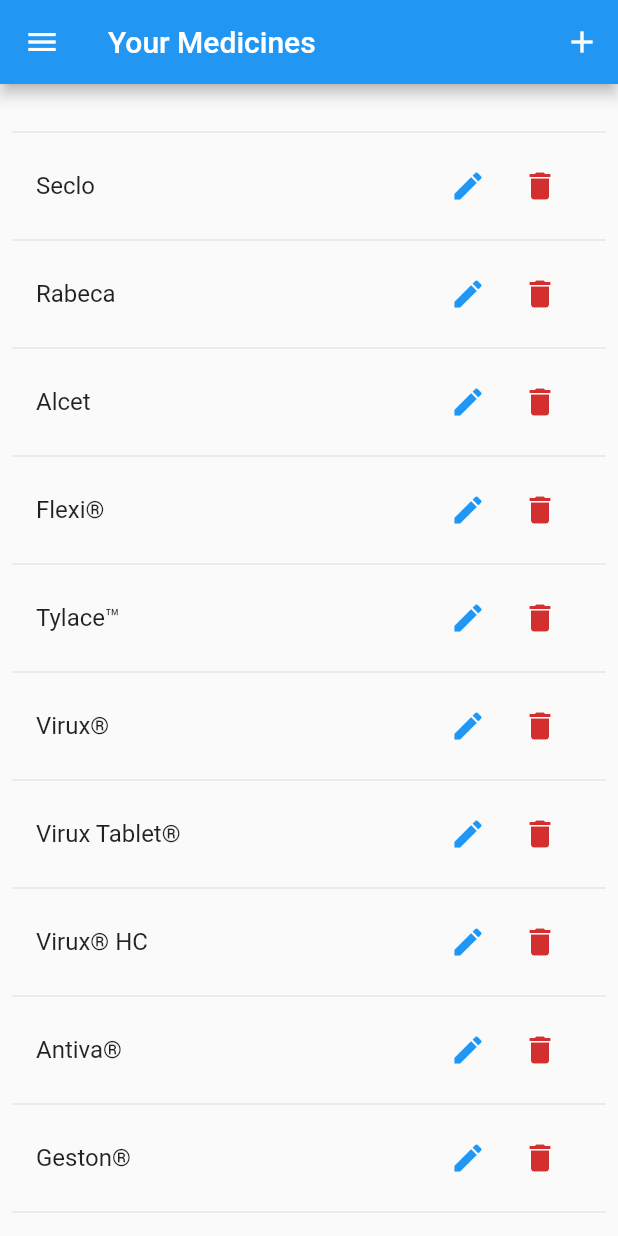
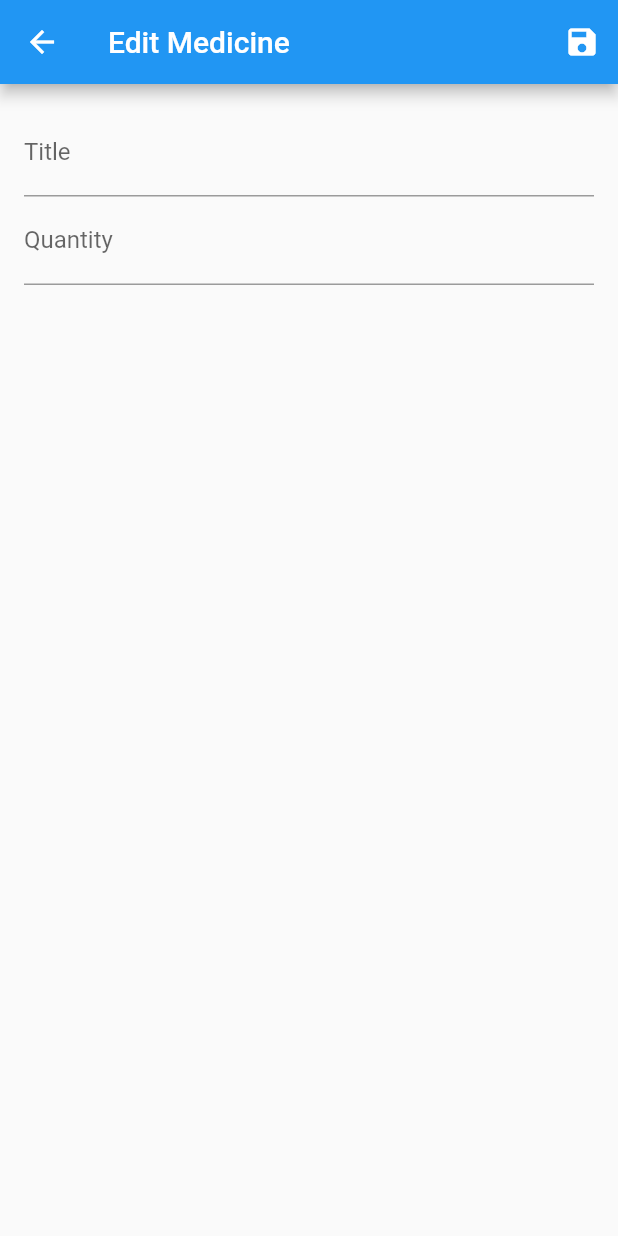
Before and after one commit to Linkonsq/Medicine-Info, a Flutter app: the UserMedicinesScreen screen opened by its route, scrolled down 40 dp, after a tap on the "add" icon, on a phone screen of 412 x 824 dp. Run offline on Flutter 3.47's test engine with Material 2 defaults, Android fonts, the phone set to English and light mode, and no system bars.

Commit message:
Adding form to add medicine

```diff
--- a/lib/main.dart
+++ b/lib/main.dart
@@ -1,6 +1,7 @@
 import 'package:flutter/material.dart';
 import 'package:medicine/providers/medicines.dart';
-import 'package:medicine/screens/info_screen.dart';
+import 'package:medicine/screens/edit_medicine_screen.dart';
+import 'package:medicine/screens/medicines_screen.dart';
 import 'package:medicine/screens/user_medicines_screen.dart';
 import 'package:provider/provider.dart';
 
@@ -17,9 +18,10 @@ class MyApp extends StatelessWidget {
         theme: ThemeData(
           primarySwatch: Colors.blue,
         ),
-        home: InfoScreen(),
+        home: MedicinesScreen(),
         routes: {
           UserMedicinesScreen.routeName: (ctx) => UserMedicinesScreen(),
+          EditMedicineScreen.routeName: (ctx) => EditMedicineScreen(),
         },
       ),
     );
--- a/lib/providers/medicines.dart
+++ b/lib/providers/medicines.dart
@@ -64,8 +64,13 @@ class Medicines with ChangeNotifier {
     return [..._items];
   }
 
-  void addMedicine() {
-    //_items.add(value);
+  void addMedicine(Medicine medicine) {
+    final newMedicine = Medicine(
+      id: DateTime.now().toString(),
+      title: medicine.title,
+      quantity: medicine.quantity,
+    );
+    _items.add(newMedicine);
     notifyListeners();
   }
 
--- /dev/null
+++ b/lib/screens/edit_medicine_screen.dart
@@ -0,0 +1,108 @@
+import 'package:flutter/material.dart';
+import 'package:medicine/providers/medicine.dart';
+import 'package:medicine/providers/medicines.dart';
+import 'package:provider/provider.dart';
+
+class EditMedicineScreen extends StatefulWidget {
+  static const routeName = '/edit-medicine';
+
+  @override
+  _EditMedicineScreenState createState() => _EditMedicineScreenState();
+}
+
+class _EditMedicineScreenState extends State<EditMedicineScreen> {
+  final _form = GlobalKey<FormState>();
+  final _quantityFocusNode = FocusNode();
+  var _editedMedicine = Medicine(
+    id: null,
+    title: '',
+    quantity: 0,
+  );
+  var _initValues = {
+    'title': '',
+    'quantity': '',
+  };
+
+  void _saveForm() {
+    final isValid = _form.currentState.validate();
+
+    if (!isValid) {
+      return;
+    }
+
+    _form.currentState.save();
+    Provider.of<Medicines>(context, listen: false).addMedicine(_editedMedicine);
+    Navigator.of(context).pop();
+  }
+
+  @override
+  Widget build(BuildContext context) {
+    return Scaffold(
+      appBar: AppBar(
+        title: Text('Edit Medicine'),
+        actions: <Widget>[
+          IconButton(
+            icon: Icon(Icons.save),
+            onPressed: _saveForm,
+          ),
+        ],
+      ),
+      body: Padding(
+        padding: const EdgeInsets.all(16.0),
+        child: Form(
+          key: _form,
+          child: ListView(
+            children: <Widget>[
+              TextFormField(
+                initialValue: _initValues['title'],
+                decoration: InputDecoration(labelText: 'Title'),
+                textInputAction: TextInputAction.next,
+                onFieldSubmitted: (_) {
+                  FocusScope.of(context).requestFocus(_quantityFocusNode);
+                },
+                validator: (value) {
+                  if (value.isEmpty) {
+                    return 'Please enter a title.';
+                  }
+                  return null;
+                },
+                onSaved: (value) {
+                  _editedMedicine = Medicine(
+                    id: _editedMedicine.id,
+                    title: value,
+                    quantity: _editedMedicine.quantity,
+                  );
+                },
+              ),
+              TextFormField(
+                initialValue: _initValues['price'],
+                decoration: InputDecoration(labelText: 'Quantity'),
+                keyboardType: TextInputType.number,
+                focusNode: _quantityFocusNode,
+                validator: (value) {
+                  if (value.isEmpty) {
+                    return 'Please enter a quantity.';
+                  }
+                  if (int.tryParse(value) == null) {
+                    return 'Please enter a valid quantity.';
+                  }
+                  if (int.parse(value) <= 0) {
+                    return 'Please enter a quantity greater than 0.';
+                  }
+                  return null;
+                },
+                onSaved: (value) {
+                  _editedMedicine = Medicine(
+                    id: _editedMedicine.id,
+                    title: _editedMedicine.title,
+                    quantity: int.parse(value),
+                  );
+                },
+              ),
+            ],
+          ),
+        ),
+      ),
+    );
+  }
+}
--- a/lib/screens/info_screen.dart
+++ b/lib/screens/medicines_screen.dart
@@ -5,14 +5,14 @@ import 'package:medicine/providers/medicines.dart';
 import 'package:medicine/widgets/app_drawer.dart';
 import 'package:provider/provider.dart';
 
-class InfoScreen extends StatefulWidget {
+class MedicinesScreen extends StatefulWidget {
   static String id = 'info_screen';
 
   @override
-  _InfoScreenState createState() => _InfoScreenState();
+  _MedicinesScreenState createState() => _MedicinesScreenState();
 }
 
-class _InfoScreenState extends State<InfoScreen> {
+class _MedicinesScreenState extends State<MedicinesScreen> {
   DataTable dataBody(List<Medicine> medicines) {
     return DataTable(
       columns: [
--- a/lib/screens/user_medicines_screen.dart
+++ b/lib/screens/user_medicines_screen.dart
@@ -1,5 +1,6 @@
 import 'package:flutter/material.dart';
 import 'package:medicine/providers/medicines.dart';
+import 'package:medicine/screens/edit_medicine_screen.dart';
 import 'package:medicine/widgets/app_drawer.dart';
 import 'package:medicine/widgets/user_medicine_item.dart';
 import 'package:provider/provider.dart';
@@ -17,7 +18,7 @@ class UserMedicinesScreen extends StatelessWidget {
           IconButton(
             icon: const Icon(Icons.add),
             onPressed: () {
-              //Navigator.of(context).pushNamed(EditProductScreen.routeName);
+              Navigator.of(context).pushNamed(EditMedicineScreen.routeName);
             },
           )
         ],
```
